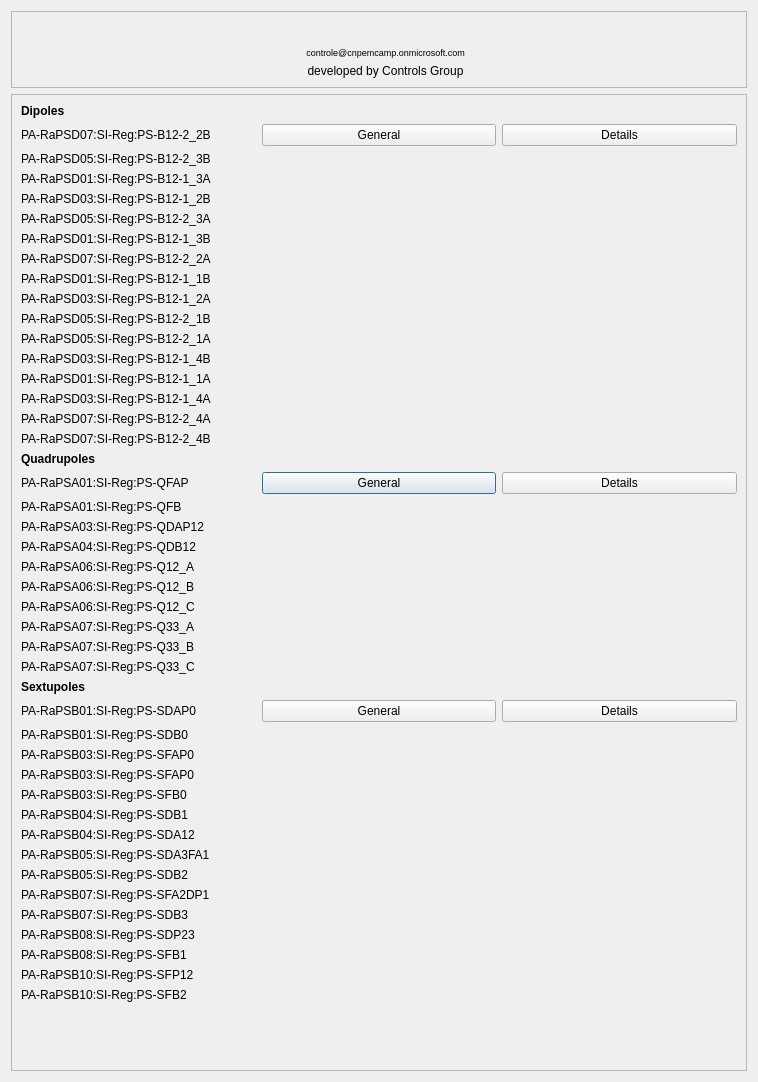
Above: opi/launch.ui from lnls-sirius/regatron-ioc before the change. Below: the same form after it.
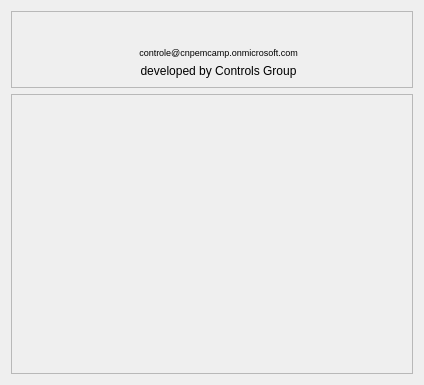
That is the form after the change. Icons and pictures are not drawn. Custom widgets are drawn as their Qt base class.

Commit message: opi: Generate launch buttons

Diff of the .ui file:
```diff
--- a/opi/launch.ui
+++ b/opi/launch.ui
@@ -1,20 +1,20 @@
 <?xml version="1.0" encoding="UTF-8"?>
 <ui version="4.0">
- <class>Dialog</class>
- <widget class="QDialog" name="Dialog">
+ <class>Form</class>
+ <widget class="QWidget" name="Form">
   <property name="geometry">
    <rect>
     <x>0</x>
     <y>0</y>
-    <width>758</width>
-    <height>1082</height>
+    <width>424</width>
+    <height>385</height>
    </rect>
   </property>
   <property name="windowTitle">
    <string>Dialog</string>
   </property>
-  <layout class="QVBoxLayout" name="verticalLayout">
-   <item>
+  <layout class="QGridLayout" name="gridLayout">
+   <item row="0" column="0">
     <widget class="QFrame" name="frame_3">
      <property name="frameShape">
       <enum>QFrame::StyledPanel</enum>
@@ -491,7 +491,7 @@
      </layout>
     </widget>
    </item>
-   <item>
+   <item row="1" column="0">
     <widget class="QScrollArea" name="scrollArea">
      <property name="widgetResizable">
       <bool>true</bool>
@@ -501,519 +501,15 @@
        <rect>
         <x>0</x>
         <y>0</y>
-        <width>738</width>
-        <height>977</height>
+        <width>404</width>
+        <height>280</height>
        </rect>
       </property>
-      <layout class="QGridLayout" name="gridLayout_2">
-       <item row="36" column="0">
-        <widget class="QLabel" name="label_5">
-         <property name="font">
-          <font>
-           <weight>75</weight>
-           <bold>true</bold>
-          </font>
-         </property>
-         <property name="text">
-          <string>Sextupoles</string>
-         </property>
-        </widget>
-       </item>
-       <item row="4" column="0">
-        <widget class="QLabel" name="label_19">
-         <property name="text">
-          <string>PA-RaPSD05:SI-Reg:PS-B12-2_3B</string>
-         </property>
-        </widget>
-       </item>
-       <item row="18" column="0">
-        <widget class="QLabel" name="label_13">
-         <property name="text">
-          <string>PA-RaPSD03:SI-Reg:PS-B12-1_4B</string>
-         </property>
-        </widget>
-       </item>
-       <item row="45" column="0">
-        <widget class="QLabel" name="label_40">
-         <property name="text">
-          <string>PA-RaPSB05:SI-Reg:PS-SDB2</string>
-         </property>
-        </widget>
-       </item>
-       <item row="52" column="0">
-        <spacer name="verticalSpacer">
-         <property name="orientation">
-          <enum>Qt::Vertical</enum>
-         </property>
-         <property name="sizeHint" stdset="0">
-          <size>
-           <width>20</width>
-           <height>164</height>
-          </size>
-         </property>
-        </spacer>
-       </item>
-       <item row="10" column="0">
-        <widget class="QLabel" name="label_18">
-         <property name="text">
-          <string>PA-RaPSD05:SI-Reg:PS-B12-2_3A</string>
-         </property>
-        </widget>
-       </item>
-       <item row="21" column="0">
-        <widget class="QLabel" name="label_12">
-         <property name="text">
-          <string>PA-RaPSD03:SI-Reg:PS-B12-1_4A</string>
-         </property>
-        </widget>
-       </item>
-       <item row="8" column="0">
-        <widget class="QLabel" name="label_9">
-         <property name="text">
-          <string>PA-RaPSD03:SI-Reg:PS-B12-1_2B</string>
-         </property>
-        </widget>
-       </item>
-       <item row="17" column="0">
-        <widget class="QLabel" name="label_14">
-         <property name="text">
-          <string>PA-RaPSD05:SI-Reg:PS-B12-2_1A</string>
-         </property>
-        </widget>
-       </item>
-       <item row="13" column="0">
-        <widget class="QLabel" name="label_7">
-         <property name="text">
-          <string>PA-RaPSD01:SI-Reg:PS-B12-1_1B</string>
-         </property>
-        </widget>
-       </item>
-       <item row="12" column="0">
-        <widget class="QLabel" name="label_16">
-         <property name="text">
-          <string>PA-RaPSD07:SI-Reg:PS-B12-2_2A</string>
-         </property>
-        </widget>
-       </item>
-       <item row="20" column="0">
-        <widget class="QLabel" name="label_6">
-         <property name="text">
-          <string>PA-RaPSD01:SI-Reg:PS-B12-1_1A</string>
-         </property>
-        </widget>
-       </item>
-       <item row="23" column="0">
-        <widget class="QLabel" name="label_20">
-         <property name="text">
-          <string>PA-RaPSD07:SI-Reg:PS-B12-2_4A</string>
-         </property>
-        </widget>
-       </item>
-       <item row="29" column="0">
-        <widget class="QLabel" name="label_25">
-         <property name="text">
-          <string>PA-RaPSA04:SI-Reg:PS-QDB12</string>
-         </property>
-        </widget>
-       </item>
-       <item row="28" column="0">
-        <widget class="QLabel" name="label_24">
-         <property name="text">
-          <string>PA-RaPSA03:SI-Reg:PS-QDAP12</string>
-         </property>
-        </widget>
-       </item>
-       <item row="24" column="0">
-        <widget class="QLabel" name="label_21">
-         <property name="text">
-          <string>PA-RaPSD07:SI-Reg:PS-B12-2_4B</string>
-         </property>
-        </widget>
-       </item>
-       <item row="26" column="0">
-        <widget class="QLabel" name="label_22">
-         <property name="text">
-          <string>PA-RaPSA01:SI-Reg:PS-QFAP</string>
-         </property>
-        </widget>
-       </item>
-       <item row="48" column="0">
-        <widget class="QLabel" name="label_43">
-         <property name="text">
-          <string>PA-RaPSB08:SI-Reg:PS-SDP23</string>
-         </property>
-        </widget>
-       </item>
-       <item row="1" column="0">
-        <widget class="QLabel" name="label_17">
-         <property name="text">
-          <string>PA-RaPSD07:SI-Reg:PS-B12-2_2B</string>
-         </property>
-        </widget>
-       </item>
-       <item row="5" column="0">
-        <widget class="QLabel" name="label_10">
-         <property name="text">
-          <string>PA-RaPSD01:SI-Reg:PS-B12-1_3A</string>
-         </property>
-        </widget>
-       </item>
-       <item row="35" column="0">
-        <widget class="QLabel" name="label_31">
-         <property name="text">
-          <string>PA-RaPSA07:SI-Reg:PS-Q33_C</string>
-         </property>
-        </widget>
-       </item>
-       <item row="49" column="0">
-        <widget class="QLabel" name="label_44">
-         <property name="text">
-          <string>PA-RaPSB08:SI-Reg:PS-SFB1</string>
-         </property>
-        </widget>
-       </item>
-       <item row="16" column="0">
-        <widget class="QLabel" name="label_15">
-         <property name="text">
-          <string>PA-RaPSD05:SI-Reg:PS-B12-2_1B</string>
-         </property>
-        </widget>
-       </item>
-       <item row="11" column="0">
-        <widget class="QLabel" name="label_11">
-         <property name="text">
-          <string>PA-RaPSD01:SI-Reg:PS-B12-1_3B</string>
-         </property>
-        </widget>
-       </item>
-       <item row="27" column="0">
-        <widget class="QLabel" name="label_23">
-         <property name="text">
-          <string>PA-RaPSA01:SI-Reg:PS-QFB</string>
-         </property>
-        </widget>
-       </item>
-       <item row="14" column="0">
-        <widget class="QLabel" name="label_8">
-         <property name="text">
-          <string>PA-RaPSD03:SI-Reg:PS-B12-1_2A</string>
-         </property>
-        </widget>
-       </item>
-       <item row="44" column="0">
-        <widget class="QLabel" name="label_39">
-         <property name="text">
-          <string>PA-RaPSB05:SI-Reg:PS-SDA3FA1</string>
-         </property>
-        </widget>
-       </item>
-       <item row="34" column="0">
-        <widget class="QLabel" name="label_30">
-         <property name="text">
-          <string>PA-RaPSA07:SI-Reg:PS-Q33_B</string>
-         </property>
-        </widget>
-       </item>
-       <item row="30" column="0">
-        <widget class="QLabel" name="label_26">
-         <property name="text">
-          <string>PA-RaPSA06:SI-Reg:PS-Q12_A</string>
-         </property>
-        </widget>
-       </item>
-       <item row="33" column="0">
-        <widget class="QLabel" name="label_29">
-         <property name="text">
-          <string>PA-RaPSA07:SI-Reg:PS-Q33_A</string>
-         </property>
-        </widget>
-       </item>
-       <item row="50" column="0">
-        <widget class="QLabel" name="label_87">
-         <property name="text">
-          <string>PA-RaPSB10:SI-Reg:PS-SFP12</string>
-         </property>
-        </widget>
-       </item>
-       <item row="37" column="0">
-        <widget class="QLabel" name="label_32">
-         <property name="text">
-          <string>PA-RaPSB01:SI-Reg:PS-SDAP0</string>
-         </property>
-        </widget>
-       </item>
-       <item row="46" column="0">
-        <widget class="QLabel" name="label_41">
-         <property name="text">
-          <string>PA-RaPSB07:SI-Reg:PS-SFA2DP1</string>
-         </property>
-        </widget>
-       </item>
-       <item row="41" column="0">
-        <widget class="QLabel" name="label_36">
-         <property name="text">
-          <string>PA-RaPSB03:SI-Reg:PS-SFB0</string>
-         </property>
-        </widget>
-       </item>
-       <item row="42" column="0">
-        <widget class="QLabel" name="label_37">
-         <property name="text">
-          <string>PA-RaPSB04:SI-Reg:PS-SDB1</string>
-         </property>
-        </widget>
-       </item>
-       <item row="38" column="0">
-        <widget class="QLabel" name="label_33">
-         <property name="text">
-          <string>PA-RaPSB01:SI-Reg:PS-SDB0</string>
-         </property>
-        </widget>
-       </item>
-       <item row="25" column="0">
-        <widget class="QLabel" name="label_4">
-         <property name="font">
-          <font>
-           <weight>75</weight>
-           <bold>true</bold>
-          </font>
-         </property>
-         <property name="text">
-          <string>Quadrupoles</string>
-         </property>
-        </widget>
-       </item>
-       <item row="32" column="0">
-        <widget class="QLabel" name="label_28">
-         <property name="text">
-          <string>PA-RaPSA06:SI-Reg:PS-Q12_C</string>
-         </property>
-        </widget>
-       </item>
-       <item row="26" column="1">
-        <widget class="PyDMRelatedDisplayButton" name="PyDMRelatedDisplayButton_5">
-         <property name="toolTip">
-          <string/>
-         </property>
-         <property name="text">
-          <string>General</string>
-         </property>
-         <property name="filenames" stdset="0">
-          <stringlist>
-           <string>simple.ui</string>
-          </stringlist>
-         </property>
-         <property name="showIcon" stdset="0">
-          <bool>false</bool>
-         </property>
-         <property name="macros" stdset="0">
-          <stringlist>
-           <string>P=PA-RaPSD01:SI-Reg:PS-B12-1_1A</string>
-          </stringlist>
-         </property>
-         <property name="openInNewWindow" stdset="0">
-          <bool>true</bool>
-         </property>
-        </widget>
-       </item>
-       <item row="31" column="0">
-        <widget class="QLabel" name="label_27">
-         <property name="text">
-          <string>PA-RaPSA06:SI-Reg:PS-Q12_B</string>
-         </property>
-        </widget>
-       </item>
-       <item row="43" column="0">
-        <widget class="QLabel" name="label_38">
-         <property name="text">
-          <string>PA-RaPSB04:SI-Reg:PS-SDA12</string>
-         </property>
-        </widget>
-       </item>
-       <item row="0" column="0">
-        <widget class="QLabel" name="label">
-         <property name="font">
-          <font>
-           <weight>75</weight>
-           <bold>true</bold>
-          </font>
-         </property>
-         <property name="text">
-          <string>Dipoles</string>
-         </property>
-        </widget>
-       </item>
-       <item row="39" column="0">
-        <widget class="QLabel" name="label_34">
-         <property name="text">
-          <string>PA-RaPSB03:SI-Reg:PS-SFAP0</string>
-         </property>
-        </widget>
-       </item>
-       <item row="40" column="0">
-        <widget class="QLabel" name="label_35">
-         <property name="text">
-          <string>PA-RaPSB03:SI-Reg:PS-SFAP0</string>
-         </property>
-        </widget>
-       </item>
-       <item row="1" column="1">
-        <widget class="PyDMRelatedDisplayButton" name="PyDMRelatedDisplayButton_3">
-         <property name="toolTip">
-          <string/>
-         </property>
-         <property name="text">
-          <string>General</string>
-         </property>
-         <property name="filenames" stdset="0">
-          <stringlist>
-           <string>simple.ui</string>
-          </stringlist>
-         </property>
-         <property name="showIcon" stdset="0">
-          <bool>false</bool>
-         </property>
-         <property name="macros" stdset="0">
-          <stringlist>
-           <string>P=PA-RaPSD01:SI-Reg:PS-B12-1_1A</string>
-          </stringlist>
-         </property>
-         <property name="openInNewWindow" stdset="0">
-          <bool>true</bool>
-         </property>
-        </widget>
-       </item>
-       <item row="47" column="0">
-        <widget class="QLabel" name="label_42">
-         <property name="text">
-          <string>PA-RaPSB07:SI-Reg:PS-SDB3</string>
-         </property>
-        </widget>
-       </item>
-       <item row="37" column="2">
-        <widget class="PyDMRelatedDisplayButton" name="PyDMRelatedDisplayButton_4">
-         <property name="toolTip">
-          <string/>
-         </property>
-         <property name="text">
-          <string>Details</string>
-         </property>
-         <property name="filenames" stdset="0">
-          <stringlist>
-           <string>main.ui</string>
-          </stringlist>
-         </property>
-         <property name="showIcon" stdset="0">
-          <bool>false</bool>
-         </property>
-         <property name="macros" stdset="0">
-          <stringlist>
-           <string>P=PA-RaPSD01:SI-Reg:PS-B12-1_1A</string>
-          </stringlist>
-         </property>
-         <property name="openInNewWindow" stdset="0">
-          <bool>true</bool>
-         </property>
-        </widget>
-       </item>
-       <item row="26" column="2">
-        <widget class="PyDMRelatedDisplayButton" name="PyDMRelatedDisplayButton">
-         <property name="toolTip">
-          <string/>
-         </property>
-         <property name="text">
-          <string>Details</string>
-         </property>
-         <property name="filenames" stdset="0">
-          <stringlist>
-           <string>main.ui</string>
-          </stringlist>
-         </property>
-         <property name="showIcon" stdset="0">
-          <bool>false</bool>
-         </property>
-         <property name="macros" stdset="0">
-          <stringlist>
-           <string>P=PA-RaPSD01:SI-Reg:PS-B12-1_1A</string>
-          </stringlist>
-         </property>
-         <property name="openInNewWindow" stdset="0">
-          <bool>true</bool>
-         </property>
-        </widget>
-       </item>
-       <item row="37" column="1">
-        <widget class="PyDMRelatedDisplayButton" name="PyDMRelatedDisplayButton_2">
-         <property name="toolTip">
-          <string/>
-         </property>
-         <property name="text">
-          <string>General</string>
-         </property>
-         <property name="filenames" stdset="0">
-          <stringlist>
-           <string>simple.ui</string>
-          </stringlist>
-         </property>
-         <property name="showIcon" stdset="0">
-          <bool>false</bool>
-         </property>
-         <property name="macros" stdset="0">
-          <stringlist>
-           <string>P=PA-RaPSD01:SI-Reg:PS-B12-1_1A</string>
-          </stringlist>
-         </property>
-         <property name="openInNewWindow" stdset="0">
-          <bool>true</bool>
-         </property>
-        </widget>
-       </item>
-       <item row="1" column="2">
-        <widget class="PyDMRelatedDisplayButton" name="PyDMRelatedDisplayButton_6">
-         <property name="toolTip">
-          <string/>
-         </property>
-         <property name="text">
-          <string>Details</string>
-         </property>
-         <property name="filenames" stdset="0">
-          <stringlist>
-           <string>main.ui</string>
-          </stringlist>
-         </property>
-         <property name="showIcon" stdset="0">
-          <bool>false</bool>
-         </property>
-         <property name="macros" stdset="0">
-          <stringlist>
-           <string>P=PA-RaPSD01:SI-Reg:PS-B12-1_1A</string>
-          </stringlist>
-         </property>
-         <property name="openInNewWindow" stdset="0">
-          <bool>true</bool>
-         </property>
-        </widget>
-       </item>
-       <item row="51" column="0">
-        <widget class="QLabel" name="label_88">
-         <property name="text">
-          <string>PA-RaPSB10:SI-Reg:PS-SFB2</string>
-         </property>
-        </widget>
-       </item>
-      </layout>
      </widget>
     </widget>
    </item>
   </layout>
  </widget>
- <customwidgets>
-  <customwidget>
-   <class>PyDMRelatedDisplayButton</class>
-   <extends>QPushButton</extends>
-   <header>pydm.widgets.related_display_button</header>
-  </customwidget>
- </customwidgets>
  <resources/>
  <connections/>
 </ui>
```
Left out of the diff: 74 changed lines with no effect on the pictures. The commit also changes 4 other files.
